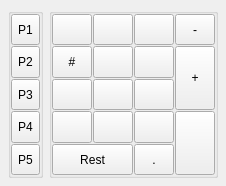
Above: mscore/mscore/pad.ui from musescore/musescore-old before the change. Below: the same form after it.
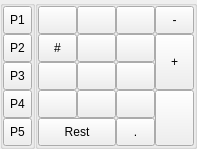
That is the form after the change.

Diff of the .ui file:
```diff
--- a/mscore/mscore/pad.ui
+++ b/mscore/mscore/pad.ui
@@ -8,8 +8,8 @@
    <rect>
     <x>0</x>
     <y>0</y>
-    <width>226</width>
-    <height>186</height>
+    <width>197</width>
+    <height>149</height>
    </rect>
   </property>
   <property name="windowTitle" >
@@ -17,13 +17,21 @@
   </property>
   <layout class="QHBoxLayout" >
    <property name="margin" >
-    <number>8</number>
+    <number>0</number>
    </property>
    <property name="spacing" >
-    <number>6</number>
+    <number>0</number>
    </property>
    <item>
     <widget class="QGroupBox" name="padNoGroup" >
+     <property name="sizePolicy" >
+      <sizepolicy>
+       <hsizetype>0</hsizetype>
+       <vsizetype>7</vsizetype>
+       <horstretch>0</horstretch>
+       <verstretch>0</verstretch>
+      </sizepolicy>
+     </property>
      <property name="title" >
       <string/>
      </property>
@@ -32,13 +40,13 @@
        <number>0</number>
       </property>
       <property name="spacing" >
-       <number>1</number>
+       <number>0</number>
       </property>
       <item>
        <widget class="QToolButton" name="buttonPad1" >
         <property name="sizePolicy" >
          <sizepolicy>
-          <hsizetype>0</hsizetype>
+          <hsizetype>7</hsizetype>
           <vsizetype>7</vsizetype>
           <horstretch>0</horstretch>
           <verstretch>0</verstretch>
@@ -56,7 +64,7 @@
        <widget class="QToolButton" name="buttonPad2" >
         <property name="sizePolicy" >
          <sizepolicy>
-          <hsizetype>0</hsizetype>
+          <hsizetype>7</hsizetype>
           <vsizetype>7</vsizetype>
           <horstretch>0</horstretch>
           <verstretch>0</verstretch>
@@ -74,7 +82,7 @@
        <widget class="QToolButton" name="buttonPad3" >
         <property name="sizePolicy" >
          <sizepolicy>
-          <hsizetype>0</hsizetype>
+          <hsizetype>7</hsizetype>
           <vsizetype>7</vsizetype>
           <horstretch>0</horstretch>
           <verstretch>0</verstretch>
@@ -92,7 +100,7 @@
        <widget class="QToolButton" name="buttonPad4" >
         <property name="sizePolicy" >
          <sizepolicy>
-          <hsizetype>0</hsizetype>
+          <hsizetype>7</hsizetype>
           <vsizetype>7</vsizetype>
           <horstretch>0</horstretch>
           <verstretch>0</verstretch>
@@ -129,6 +137,14 @@
    </item>
    <item>
     <widget class="QGroupBox" name="padGroup" >
+     <property name="sizePolicy" >
+      <sizepolicy>
+       <hsizetype>7</hsizetype>
+       <vsizetype>7</vsizetype>
+       <horstretch>0</horstretch>
+       <verstretch>0</verstretch>
+      </sizepolicy>
+     </property>
      <property name="title" >
       <string/>
      </property>
@@ -137,7 +153,7 @@
        <number>0</number>
       </property>
       <property name="spacing" >
-       <number>1</number>
+       <number>0</number>
       </property>
       <item rowspan="2" row="1" column="3" >
        <widget class="QToolButton" name="buttonPlus" >
```
Left out of the diff: 4 changed lines with no effect on the pictures.
